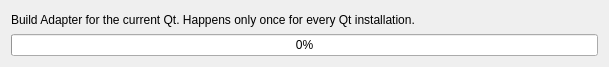
Before: the Qt Designer form src/plugins/qmldesigner/designercore/instances/puppetbuildprogressdialog.ui in qt-creator/qt-creator, drawn with Qt 5.
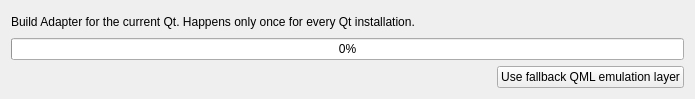
After: the same form once the commit is applied.

Commit message:
QmlDesigner: Skip the puppet creation
Task-number: QTCREATORBUG-12554

What changed in the file:
```diff
--- a/src/plugins/qmldesigner/designercore/instances/puppetbuildprogressdialog.ui
+++ b/src/plugins/qmldesigner/designercore/instances/puppetbuildprogressdialog.ui
@@ -6,8 +6,8 @@
    <rect>
     <x>0</x>
     <y>0</y>
-    <width>609</width>
-    <height>67</height>
+    <width>695</width>
+    <height>99</height>
    </rect>
   </property>
   <property name="windowTitle">
@@ -31,6 +31,33 @@
      </property>
     </widget>
    </item>
+   <item>
+    <layout class="QHBoxLayout" name="horizontalLayout">
+     <item>
+      <spacer name="horizontalSpacer">
+       <property name="orientation">
+        <enum>Qt::Horizontal</enum>
+       </property>
+       <property name="sizeHint" stdset="0">
+        <size>
+         <width>40</width>
+         <height>20</height>
+        </size>
+       </property>
+      </spacer>
+     </item>
+     <item>
+      <widget class="QPushButton" name="useFallbackPuppetPushButton">
+       <property name="text">
+        <string>Use fallback QML emulation layer</string>
+       </property>
+       <property name="autoDefault">
+        <bool>false</bool>
+       </property>
+      </widget>
+     </item>
+    </layout>
+   </item>
   </layout>
  </widget>
  <resources/>
```
The commit also changes 3 other files.
